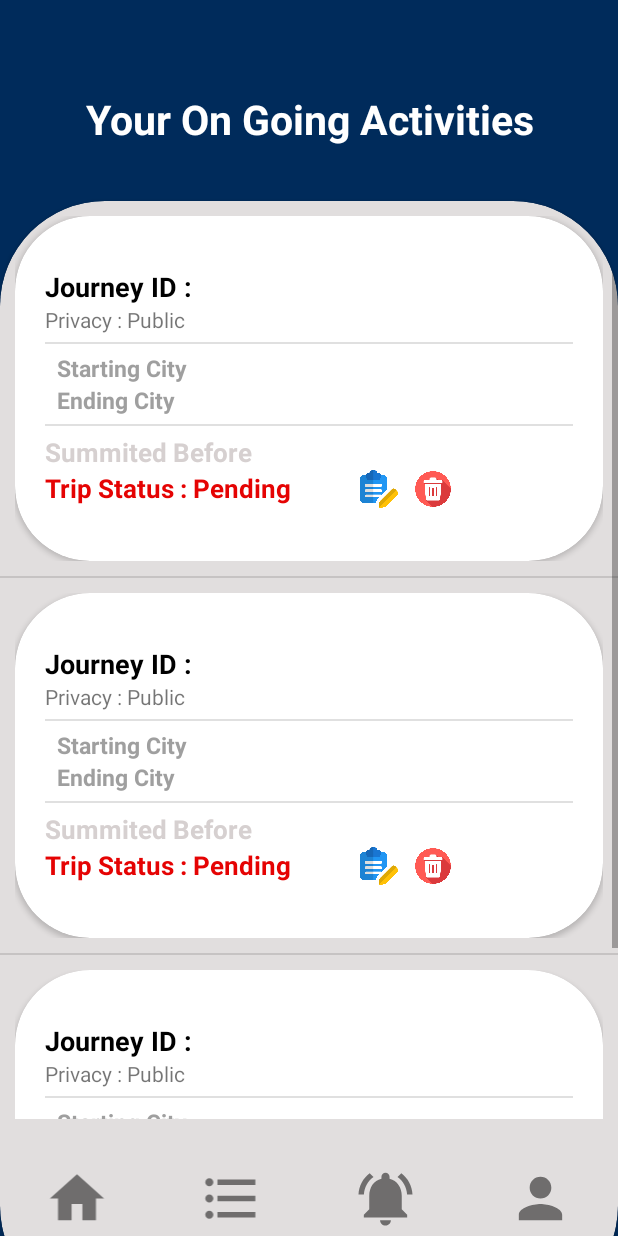
After one commit to sachinduKavi/RidebuddyCode, an Android app: the layout activity_on_activities.xml on its own in the app's theme, with its tools: preview values and no code run, on a phone screen of 412 x 824 dp. The commit adds this screen. Run offline under Robolectric (Android 15) with nearby library versions, the phone set to English and light mode, and no system bars; network calls fail.

Commit message:
Final COmmitment

```diff
--- a/app/src/main/java/com/example/ridebuddy23/CreateConnection.java
+++ b/app/src/main/java/com/example/ridebuddy23/CreateConnection.java
@@ -58,7 +58,7 @@ public class CreateConnection extends Thread implements UrlConnection{
         // Creating connection with the URL
         try{
             for (String key: this.params.keySet()) {
-                this.baseURL += "/" + params.get(key).toString().replace(" ", "+").replace(":", "s").replace(".", "d");
+                this.baseURL += "/" + params.get(key).toString().replace(" ", "+").replace(":", "s").replace(".", "*");
             }
             this.baseURL = DOMAIN + this.baseURL;
             URL url = new URL(baseURL);
--- a/app/src/main/java/com/example/ridebuddy23/HomeScreen.java
+++ b/app/src/main/java/com/example/ridebuddy23/HomeScreen.java
@@ -61,6 +61,12 @@ public class HomeScreen extends AppCompatActivity {
         startActivity(new Intent(this, JourneyRegister.class));
     }
 
+    public void myActivities(View view) {
+
+        System.out.println("Function is working");
+        startActivity(new Intent(this, OnActivities.class));
+    }
+
     public void go_myProfile(View view) {
         Intent intent = new Intent(this, MyProfile.class);
         startActivity(intent);
--- a/app/src/main/java/com/example/ridebuddy23/MainActivity.java
+++ b/app/src/main/java/com/example/ridebuddy23/MainActivity.java
@@ -74,12 +74,14 @@ public class MainActivity extends AppCompatActivity {
                     data.getString("userID")
             );
 
+            startActivity(new Intent(this, MainActivity.class));
+
             // Passing for authentication
             System.out.println("User Details: " + userDetails);
             authentication(userDetails);
 
         } catch (InterruptedException | JSONException e) {
-            throw new RuntimeException(e);
+            Toast.makeText(this, "Incorrect User Name", Toast.LENGTH_SHORT).show();
         }
 
 
--- /dev/null
+++ b/app/src/main/res/layout/activities_single_row.xml
@@ -0,0 +1,121 @@
+<?xml version="1.0" encoding="utf-8"?>
+<androidx.constraintlayout.widget.ConstraintLayout xmlns:android="http://schemas.android.com/apk/res/android"
+    xmlns:app="http://schemas.android.com/apk/res-auto"
+    xmlns:tools="http://schemas.android.com/tools"
+    android:layout_width="match_parent"
+    android:padding="10dp"
+    android:layout_margin="10dp"
+    android:background="@color/transparent"
+    android:layout_height="250dp">
+
+
+    <androidx.cardview.widget.CardView
+        android:layout_width="match_parent"
+        android:elevation="10dp"
+        android:layout_height="match_parent"
+        app:layout_constraintBottom_toBottomOf="parent"
+        app:layout_constraintEnd_toEndOf="parent"
+        app:cardCornerRadius="50dp"
+        app:layout_constraintStart_toStartOf="parent"
+        app:layout_constraintTop_toTopOf="parent"
+        android:padding="30dp">
+
+        <LinearLayout
+            android:gravity="center|left"
+            android:layout_width="match_parent"
+            android:layout_height="match_parent"
+            android:orientation="vertical"
+            android:layout_margin="20dp">
+
+            <TextView
+                android:id="@+id/journeyID"
+                android:layout_width="wrap_content"
+                android:layout_height="wrap_content"
+                android:text="Journey ID : "
+                android:textSize="18dp"
+                android:textColor="@color/black"
+                android:textStyle="bold"/>
+
+            <TextView
+                android:layout_width="wrap_content"
+                android:layout_height="wrap_content"
+                android:text="Privacy : Public"/>
+
+            <View
+                android:id="@+id/divider"
+                android:layout_width="match_parent"
+                android:layout_height="1dp"
+                android:layout_marginVertical="5dp"
+                android:background="?android:attr/listDivider" />
+            <TextView
+                android:id="@+id/startingCityText"
+                android:layout_width="wrap_content"
+                android:layout_height="wrap_content"
+                android:textColor="#9F9F9F"
+                android:textStyle="bold"
+                android:paddingLeft="8dp"
+                android:textSize="15dp"
+                android:text="Starting City"/>
+
+            <TextView
+                android:id="@+id/endingCityID"
+                android:layout_width="wrap_content"
+                android:textColor="#9F9F9F"
+                android:paddingLeft="8dp"
+                android:textStyle="bold"
+                android:textSize="15dp"
+                android:layout_height="wrap_content"
+                android:text="Ending City"/>
+
+            <View
+                android:layout_width="match_parent"
+                android:layout_height="1dp"
+                android:layout_marginVertical="5dp"
+                android:background="?android:attr/listDivider" />
+
+            <TextView
+                android:id="@+id/time"
+                android:layout_width="wrap_content"
+                android:layout_height="wrap_content"
+                android:text="Summited Before"
+                android:textSize="17dp"
+                android:textColor="#D6D0D0"
+                android:textStyle="bold"
+                />
+            <LinearLayout
+                android:layout_width="match_parent"
+                android:layout_height="wrap_content">
+
+
+                <TextView
+                android:id="@+id/statusText"
+                android:layout_width="wrap_content"
+                android:layout_height="wrap_content"
+                android:text="Trip Status : Pending"
+                android:textSize="17dp"
+                android:textColor="#E50303"
+                    android:layout_marginRight="40dp"
+                android:textStyle="bold"
+                />
+
+                <ImageView
+                    android:layout_width="25dp"
+                    android:layout_height="25dp"
+                    android:layout_gravity="end"
+                    android:layout_marginHorizontal="5dp"
+                    app:srcCompat="@drawable/edit"/>
+
+                <ImageView
+                    android:layout_width="25dp"
+                    android:layout_height="25dp"
+                    android:layout_gravity="end"
+                    android:layout_marginHorizontal="5dp"
+                    app:srcCompat="@drawable/delete"/>
+
+            </LinearLayout>
+
+
+        </LinearLayout>
+    </androidx.cardview.widget.CardView>
+
+</androidx.constraintlayout.widget.ConstraintLayout>
--- a/app/src/main/res/layout/activity_home_screen.xml
+++ b/app/src/main/res/layout/activity_home_screen.xml
@@ -197,7 +197,7 @@
                 android:layout_width="50dp"
                 android:layout_height="50dp"
                 android:layout_weight="1"
-                android:onClick="create_ride"
+                android:onClick="myActivities"
                 android:padding="3dp"
                 app:srcCompat="@drawable/list"
                 />
--- /dev/null
+++ b/app/src/main/res/layout/activity_on_activities.xml
@@ -0,0 +1,91 @@
+<?xml version="1.0" encoding="utf-8"?>
+<androidx.constraintlayout.widget.ConstraintLayout xmlns:android="http://schemas.android.com/apk/res/android"
+    xmlns:app="http://schemas.android.com/apk/res-auto"
+    xmlns:tools="http://schemas.android.com/tools"
+    android:layout_width="match_parent"
+    android:layout_height="match_parent"
+    android:background="#002B5B"
+    tools:context=".OnActivities">
+
+
+    <TextView
+        android:id="@+id/textView5"
+        android:layout_width="match_parent"
+        android:layout_height="wrap_content"
+        android:layout_marginBottom="36dp"
+        android:text="Your On Going Activities"
+        android:textAlignment="center"
+        android:textColor="@color/white"
+        android:textSize="27dp"
+        android:textStyle="bold"
+        app:layout_constraintBottom_toTopOf="@+id/cardView11"
+        app:layout_constraintEnd_toEndOf="parent"
+        app:layout_constraintHorizontal_bias="0.0"
+        app:layout_constraintStart_toStartOf="parent" />
+
+    <androidx.cardview.widget.CardView
+        android:id="@+id/cardView11"
+        android:layout_width="match_parent"
+        android:layout_height="740dp"
+        android:layout_marginBottom="-50dp"
+        android:backgroundTint="#E1DEDE"
+        app:cardCornerRadius="70dp"
+        app:layout_constraintBottom_toBottomOf="parent"
+        app:layout_constraintEnd_toEndOf="parent"
+        app:layout_constraintStart_toStartOf="parent">
+
+
+        <ListView
+            android:id="@+id/activitiesListView"
+            android:layout_width="match_parent"
+            android:layout_height="612dp"
+            tools:listitem="@layout/activities_single_row" />
+
+        <LinearLayout
+            android:layout_width="match_parent"
+            android:layout_height="50dp"
+            android:layout_gravity="bottom"
+            android:layout_marginBottom="50dp"
+            app:layout_constraintBottom_toBottomOf="parent"
+            app:layout_constraintEnd_toEndOf="parent"
+            app:layout_constraintStart_toStartOf="parent">
+
+            <ImageView
+                android:layout_width="wrap_content"
+                android:layout_height="50dp"
+                android:layout_weight="1"
+                android:onClick="goHome"
+                android:padding="3dp"
+                app:srcCompat="@drawable/baseline_home_24" />
+
+            <ImageView
+                android:layout_width="wrap_content"
+                android:layout_height="match_parent"
+                android:layout_weight="1"
+                android:padding="3dp"
+                app:srcCompat="@drawable/list" />
+
+            <ImageView
+                android:layout_width="wrap_content"
+                android:layout_height="50dp"
+                android:layout_weight="1"
+                android:padding="3dp"
+                app:srcCompat="@drawable/baseline_notifications_active_24" />
+
+            <ImageView
+                android:layout_width="wrap_content"
+                android:layout_height="50dp"
+                android:layout_weight="1"
+                android:onClick="go_myProfile"
+                android:padding="3dp"
+                app:srcCompat="@drawable/person" />
+
+        </LinearLayout>
+
+    </androidx.cardview.widget.CardView>
+
+
+
+
+
+</androidx.constraintlayout.widget.ConstraintLayout>
```
Also changed, not shown: app/src/main/AndroidManifest.xml (+7 -0 lines), app/src/main/java/com/example/ridebuddy23/CreateUserAccount.java (+14 -2 lines), app/src/main/java/com/example/ridebuddy23/JourneyData.java (+10 -1 lines), app/src/main/java/com/example/ridebuddy23/OnActivities.java (added, +125 -0 lines), app/src/main/java/com/example/ridebuddy23/UserActivities.java (added, +21 -0 lines), app/src/main/res/layout/activity_user_activities.xml (added, +90 -0 lines), app/src/main/res/drawable/delete.png (added), app/src/main/res/drawable/edit.png (added), app/src/main/res/layout/journey_register02.xml (indentation only).
